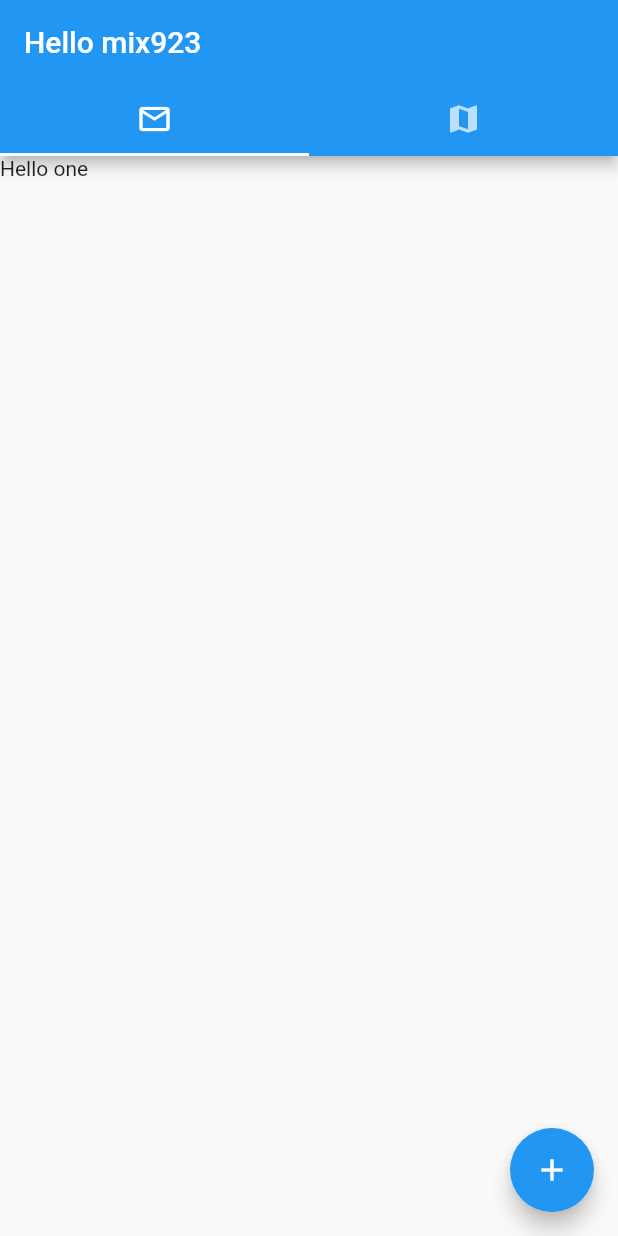
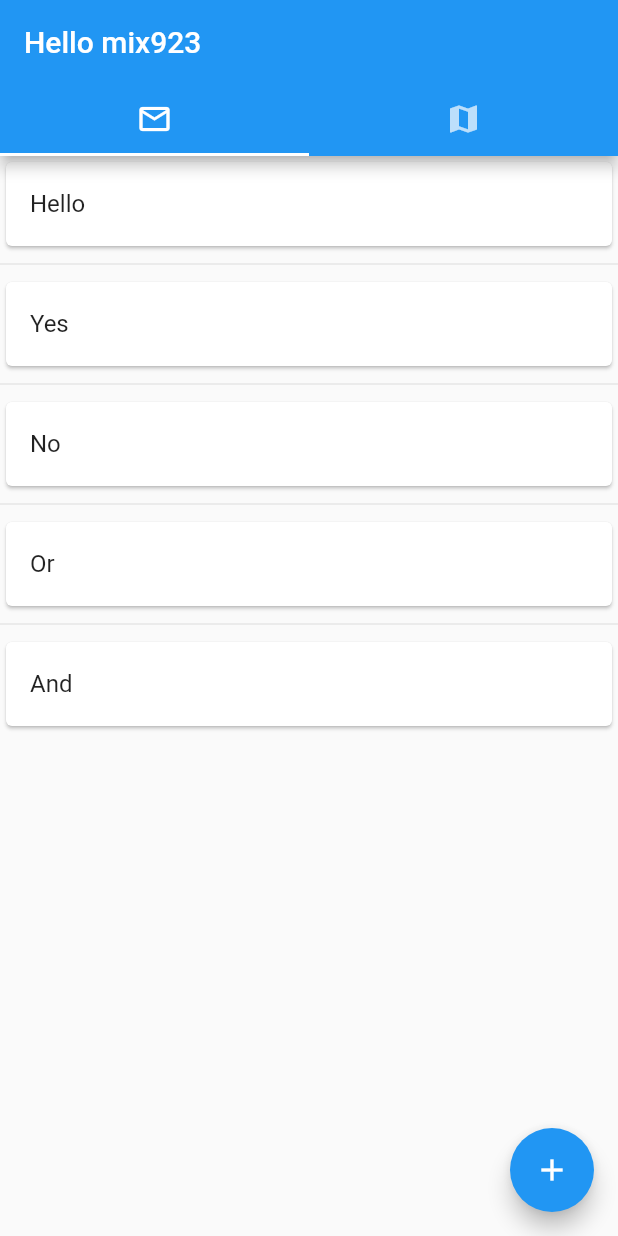
Before and after one commit to mix923/matchApp, a Flutter app: the screen it shows after launch, on a phone screen of 412 x 824 dp. Run offline on Flutter 3.47's test engine with Material 2 defaults, Android fonts, the phone set to English and light mode, and no system bars.

Commit message:
Improvement GUI

```diff
--- a/lib/Screen/MainScreen.dart
+++ b/lib/Screen/MainScreen.dart
@@ -1,4 +1,6 @@
 import 'package:flutter/material.dart';
+import 'package:matchApp/Screen/AddScreen.dart';
+import 'package:matchApp/Widget/ListViewMatch.dart';
 
 class MainScreen extends StatefulWidget {
   @override
@@ -6,6 +8,7 @@ class MainScreen extends StatefulWidget {
 }
 
 class _MainScreenState extends State<MainScreen> {
+
   @override
   Widget build(BuildContext context) {
     return DefaultTabController(
@@ -22,11 +25,16 @@ class _MainScreenState extends State<MainScreen> {
         ),
         body: TabBarView(
           children: [
-            Text("Hello one"),
-            Text("Hello two"),
+           ListViewMatch(flag: true),
+           ListViewMatch(flag: false),
           ],
         ),
         floatingActionButton: FloatingActionButton(
+          onPressed: () {
+            Navigator.push(context,
+             MaterialPageRoute(builder: (context) => AddScreen())
+            );
+           },
           child: Icon(Icons.add),
           ),
       ),
--- /dev/null
+++ b/lib/Widget/ListViewMatch.dart
@@ -0,0 +1,59 @@
+import 'package:flutter/material.dart';
+
+import 'BuilderListViewParticipators.dart';
+
+class ListViewMatch extends StatefulWidget {
+
+  final bool flag;
+
+  const ListViewMatch({Key key, this.flag}) : super(key:key);
+
+  @override
+  _ListViewMatchState createState() => _ListViewMatchState();
+}
+
+class _ListViewMatchState extends State<ListViewMatch> {
+
+  void bottomSheet(BuildContext context){
+     showModalBottomSheet(context: context,builder: (context){
+      return BuilderListViewParticipators();
+    });
+  }
+
+  List<String> example =["Hello","Yes","No","Or","And"];
+  List<String> example2 =["List2","List2","List2","List2","List2"];
+
+  @override
+  Widget build(BuildContext context) {
+    return widget.flag == true ? ListView.separated(
+      itemBuilder: (context, itemIndex){
+        return Card(
+          child: ListTile(
+            onTap: (){
+              bottomSheet(context);
+            },
+            title: Text(example[itemIndex]),
+          ),
+        );
+      },
+      separatorBuilder: ( context, index) => Divider(),
+      itemCount: example.length,
+      )
+      :
+      ListView.separated(
+      itemBuilder: (context, itemIndex){
+        return Card(
+          child: ListTile(
+            title: Text(example2[itemIndex]),
+            trailing: RaisedButton(
+              onPressed: () {  },
+              child: Icon(Icons.delete,color: Colors.red[300])
+            ),
+          ),
+        );
+      },
+      separatorBuilder: ( context, index) => Divider(),
+      itemCount: example2.length);
+  }
+
+}
--- a/lib/main.dart
+++ b/lib/main.dart
@@ -1,5 +1,6 @@
 
 import 'package:flutter/material.dart';
+import 'package:matchApp/Screen/AddScreen.dart';
 import 'package:matchApp/Screen/LoginScreen.dart';
 import 'package:matchApp/Screen/MainScreen.dart';
 
```
Also changed, not shown: lib/Screen/AddScreen.dart (added, +87 -0 lines), lib/Widget/BuilderListViewParticipators.dart (added, +31 -0 lines).
